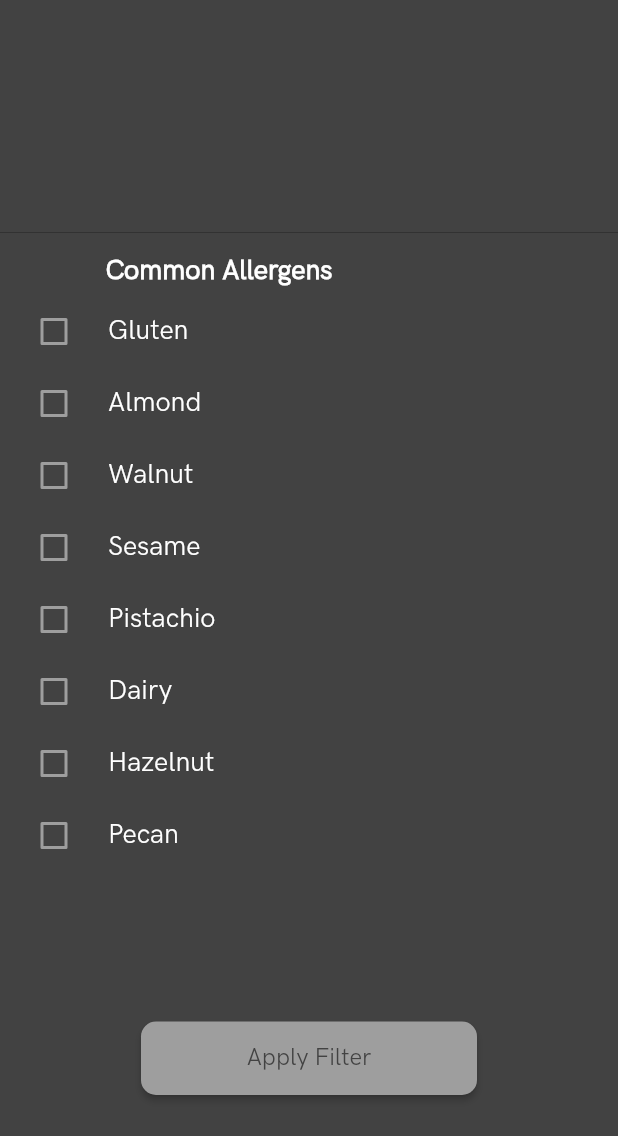
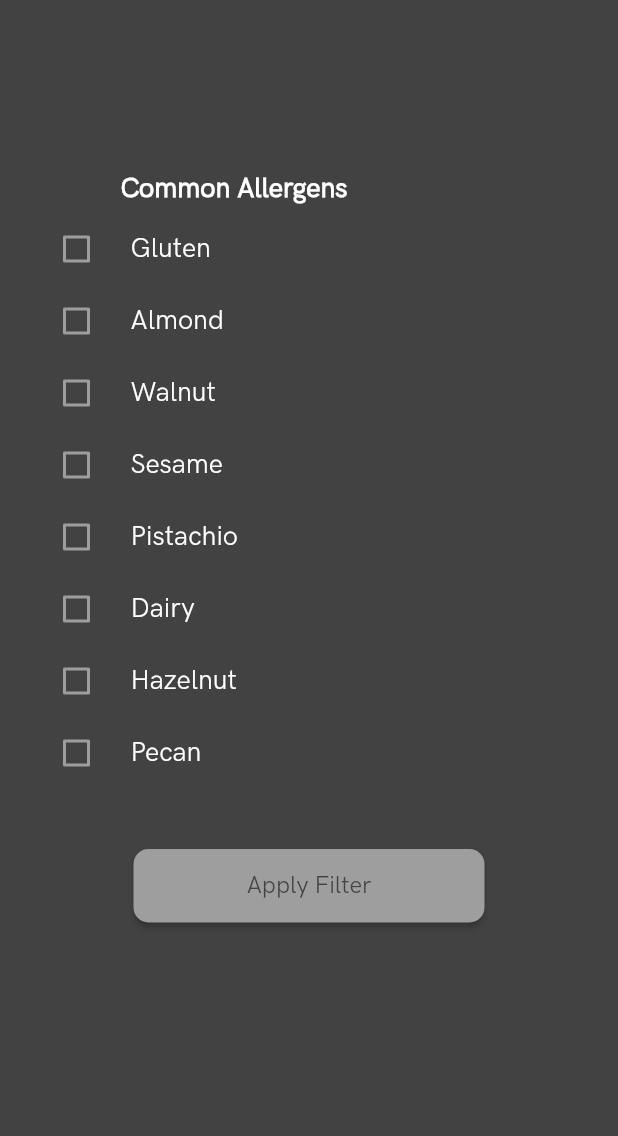
Before and after one commit to Mise-Technologies/mobile, a Flutter app: the FilterPopout screen opened directly, on a phone screen of 412 x 824 dp. Shown: the top 1136 px of the screen. Run offline on Flutter 3.47's test engine with Material 2 defaults, Android fonts, the phone set to English and light mode, and no system bars.

Commit message:
Adding logo and iphone7 changes

```diff
--- a/lib/components/directory_app_bar.dart
+++ b/lib/components/directory_app_bar.dart
@@ -9,7 +9,8 @@ class DirectoryAppBar extends StatelessWidget {
         margin: const EdgeInsets.only(top: 62.0),
         child: Align(
           alignment: Alignment.center,
-          child: Text('BACARI', style: new TextStyle(fontSize: 30.0, color: Colors.white))
+          child: Image(image: AssetImage('assets/images/bacari-white.png'), height: 60.0),
+          //Text('BACARI', style: new TextStyle(fontSize: 30.0, color: Colors.white))
         )
       )
      );
--- a/lib/components/filter_popout.dart
+++ b/lib/components/filter_popout.dart
@@ -38,15 +38,15 @@ class _FilterPopoutState extends State<FilterPopout> {
     }).toList();
     list.insert(0,
       Container(
-        margin: EdgeInsets.only(right: 120.0, bottom: 5.0, top: 15.0),
+        margin: EdgeInsets.only(right: 100.0, bottom: 5.0, top: 15.0),
         child: Text("Common Allergens", style: TextStyle(fontSize: 18.0, color: Colors.white, fontWeight: FontWeight.bold))
     ));
     list.add(
       Padding(
-      padding: const EdgeInsets.only(top: 100.0), //Adjust This
+      padding: const EdgeInsets.only(top: 40.0), //Adjust This
       child: SizedBox(
           height: 49.0,
-          width: 224.0,
+          width: 234.0,
           child: RaisedButton( //Check when allergens need scrolling
             color: Colors.grey,
             shape: RoundedRectangleBorder(
@@ -61,10 +61,11 @@ class _FilterPopoutState extends State<FilterPopout> {
     )));
     return new Scaffold(
       appBar: PreferredSize(
-          preferredSize: Size.fromHeight(155.0),
+          preferredSize: Size.fromHeight(100.0),
             child: FilterAppBar()),
       body: Container(
         color: Colors.grey[800],
+        padding: EdgeInsets.only(left: 15.0, right: 15.0),
         child: Column(
            // mainAxisAlignment: MainAxisAlignment.center,
             children: list,
--- a/lib/components/menu_button.dart
+++ b/lib/components/menu_button.dart
@@ -11,7 +11,7 @@ class MenuButton extends StatelessWidget {
   Widget build(BuildContext context) {
     // Maybe it should be just SizedBox?
     return SizedBox(
-      height: 69.0,
+      height: 65.0,
       child: RaisedButton(
         shape: RoundedRectangleBorder(
            borderRadius: new BorderRadius.circular(10.0),
--- a/lib/components/menuitem_page.dart
+++ b/lib/components/menuitem_page.dart
@@ -21,7 +21,7 @@ class _MenuItemPageState extends State<MenuItemPage> {
         itemBuilder: (context, i) {
           return DishTile(widget.dishes[i]);
         },
-        padding: EdgeInsets.only(bottom: kFloatingActionButtonMargin + 150)
+        padding: EdgeInsets.only(bottom: kFloatingActionButtonMargin)
       ),
     );
   }
--- a/lib/screens/directory_screen.dart
+++ b/lib/screens/directory_screen.dart
@@ -9,7 +9,7 @@ class DirectoryScreen extends StatelessWidget {
   Widget build(BuildContext context) {
     return Scaffold(
       appBar: PreferredSize(
-        preferredSize: Size.fromHeight(128.0),
+        preferredSize: Size.fromHeight(168.0),
         child: DirectoryAppBar(),
         ),
       body: Container(
--- a/pubspec.yaml
+++ b/pubspec.yaml
@@ -50,6 +50,7 @@ flutter:
     - assets/icons/allergens/Treenut.png
     - assets/icons/allergens/Milk.png
     - assets/icons/allergens/Peanut.png
+    - assets/images/bacari-white.png
 
   fonts:
   - family: HKGrotesk
```
Also changed, not shown: lib/components/dish_tile.dart (+5 -5 lines), assets/images/bacari-white.png (added).
